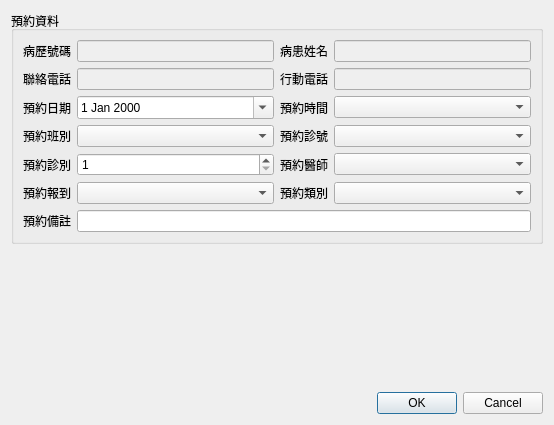
Qt form ui/dialog_reservation_modify.ui (picacat/pymedical) before a commit.
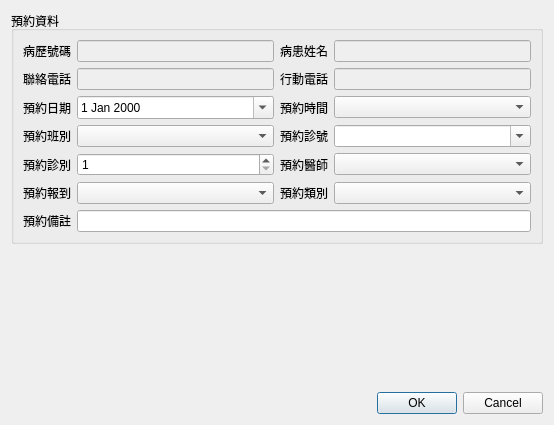
The same form after that commit.

```diff
--- a/ui/dialog_reservation_modify.ui
+++ b/ui/dialog_reservation_modify.ui
@@ -232,7 +232,11 @@
        </widget>
       </item>
       <item row="3" column="3">
-       <widget class="QComboBox" name="comboBox_reserve_no"/>
+       <widget class="QComboBox" name="comboBox_reserve_no">
+        <property name="editable">
+         <bool>true</bool>
+        </property>
+       </widget>
       </item>
      </layout>
     </widget>
```
